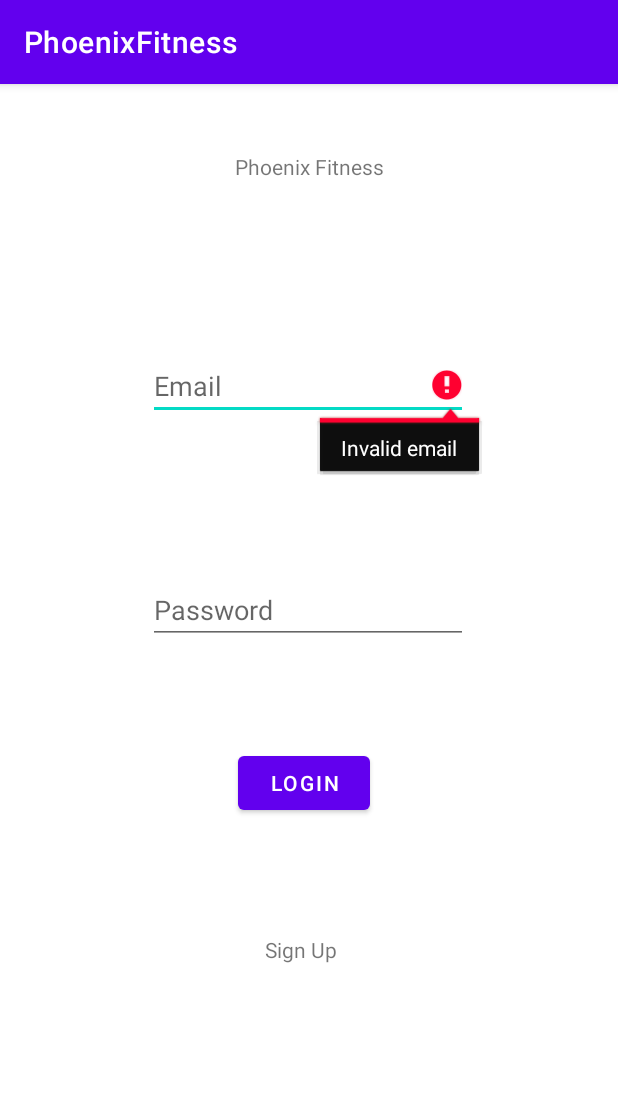
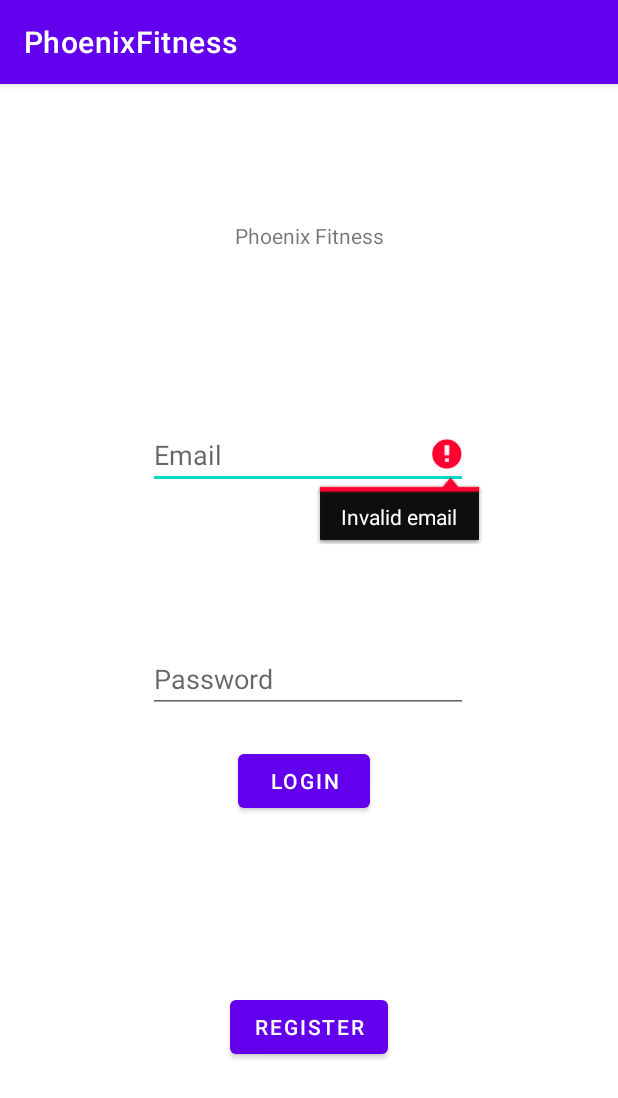
Before and after one commit to andyLiSyr/phoenixFitness, an Android app: the screen it shows after launch (LoginActivity), after a tap on "LOGIN", on a phone screen of 412 x 824 dp. Shown: the top 1098 px of the screen. Run offline under Robolectric (Android 15) with nearby library versions, the light colour scheme and no system bars; our stand-ins replace Firebase (no records; nobody signed in at launch, a user with empty details on screens opened directly), Picasso; pictures from the network do not load.

Commit message:
new register but

```diff
--- a/app/src/main/java/com/example/phoenixfitness/LoginActivity.java
+++ b/app/src/main/java/com/example/phoenixfitness/LoginActivity.java
@@ -23,7 +23,7 @@ public class LoginActivity extends AppCompatActivity implements View.OnClickList
     private EditText logInEmailInput;
     private EditText logInPasswordInput;
     private Button logInButton;
-    private TextView goToSignUp;
+    private Button goToSignUp;
 
 
     @Override
@@ -35,7 +35,7 @@ public class LoginActivity extends AppCompatActivity implements View.OnClickList
         logInPasswordInput = findViewById(R.id.logInPasswordInput);
         logInButton = findViewById(R.id.logInButton);
         logInButton.setOnClickListener(this);
-        goToSignUp = findViewById(R.id.goToSignUp);
+        goToSignUp = findViewById(R.id.registerButton);
         goToSignUp.setOnClickListener(this);
 
 
@@ -47,7 +47,7 @@ public class LoginActivity extends AppCompatActivity implements View.OnClickList
             case R.id.logInButton:
                 logInUser();
                 break;
-            case R.id.goToSignUp:
+            case R.id.registerButton:
                 openSignUpActivity();
                 break;
             default:
--- a/app/src/main/res/layout/activity_login.xml
+++ b/app/src/main/res/layout/activity_login.xml
@@ -61,24 +61,19 @@
         android:layout_marginStart="158dp"
         android:layout_marginTop="21dp"
         android:layout_marginEnd="165dp"
-        android:layout_marginBottom="57dp"
         android:text="Login"
-        app:layout_constraintBottom_toTopOf="@+id/goToSignUp"
         app:layout_constraintEnd_toEndOf="parent"
         app:layout_constraintStart_toStartOf="parent"
         app:layout_constraintTop_toBottomOf="@+id/logInPasswordInput" />
 
-    <TextView
-        android:id="@+id/goToSignUp"
+    <Button
+        android:id="@+id/registerButton"
         android:layout_width="wrap_content"
         android:layout_height="wrap_content"
-        android:layout_marginStart="176dp"
-        android:layout_marginTop="20dp"
-        android:layout_marginEnd="187dp"
-        android:layout_marginBottom="228dp"
-        android:text="Sign Up"
+        android:text="Register"
         app:layout_constraintBottom_toBottomOf="parent"
         app:layout_constraintEnd_toEndOf="parent"
         app:layout_constraintStart_toStartOf="parent"
         app:layout_constraintTop_toBottomOf="@+id/logInButton" />
+
 </androidx.constraintlayout.widget.ConstraintLayout>
```
